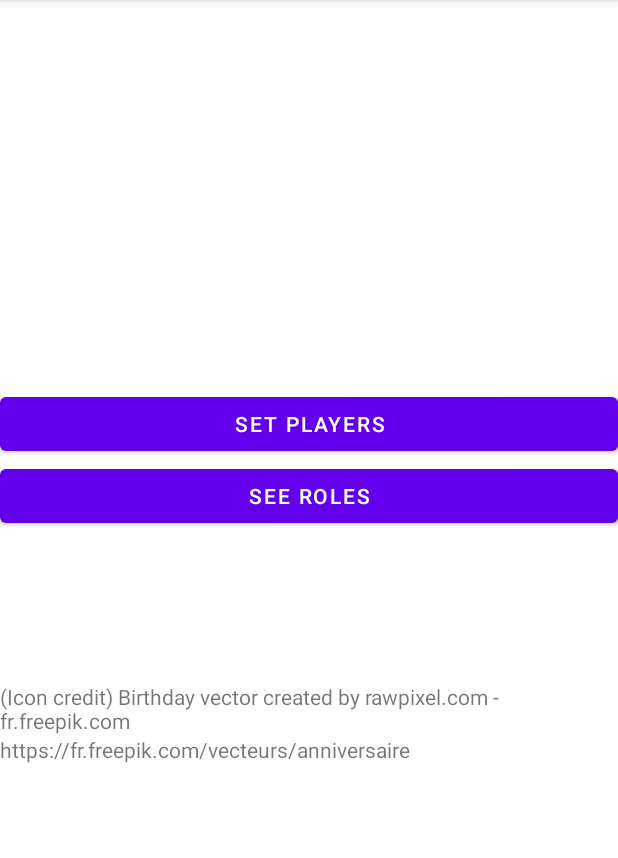
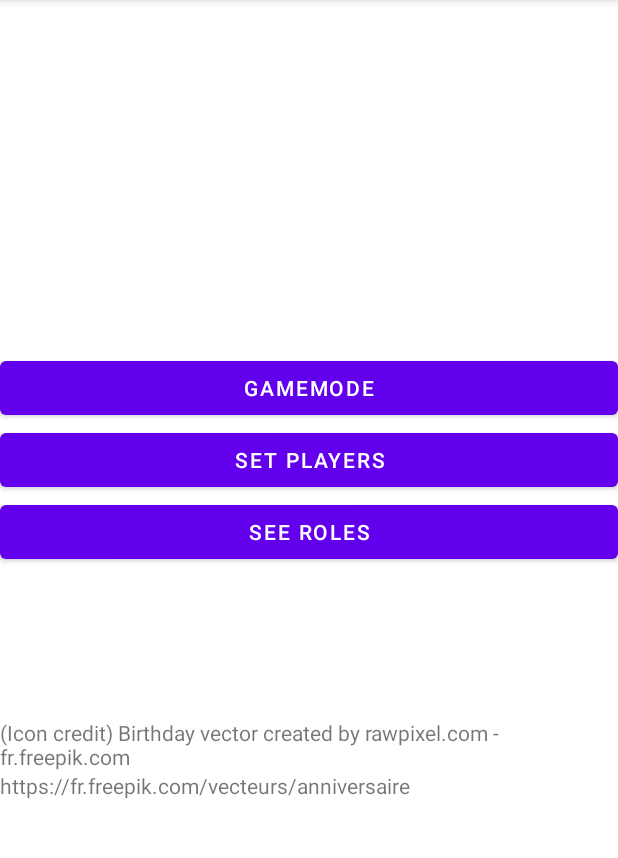
Before and after one commit to M4jor-Tom/WorldofDrinkraft, an Android app: the screen it shows after launch (MainActivity), on a phone screen of 412 x 824 dp, the part 84-942 px from its top. Run offline under Robolectric (Android 15) with nearby library versions, the phone set to English and light mode, and no system bars.

Commit message:
Added useless gamemode selection button to main activity

```diff
--- a/app/src/main/res/layout/activity_main.xml
+++ b/app/src/main/res/layout/activity_main.xml
@@ -4,6 +4,14 @@
     android:layout_height="match_parent"
     android:orientation="vertical"
     android:gravity="center">
+
+    <com.google.android.material.button.MaterialButton
+        android:id="@+id/main_button_gamemode_selection"
+        android:layout_width="match_parent"
+        android:layout_height="wrap_content"
+        android:text="@string/main_button_gamemode_selection">
+
+    </com.google.android.material.button.MaterialButton>
 
     <com.google.android.material.button.MaterialButton
         android:id="@+id/main_button_players"
--- a/app/src/main/res/values/strings.xml
+++ b/app/src/main/res/values/strings.xml
@@ -11,4 +11,5 @@
     <string name="unique_role_text">This role plays unique</string>
     <string name="in_group_role_text">This role plays in group</string>
     <string name="freepik_attribution_text">(Icon credit) Birthday vector created by rawpixel.com - fr.freepik.com</string>
+    <string name="main_button_gamemode_selection">Gamemode</string>
 </resources>
```
